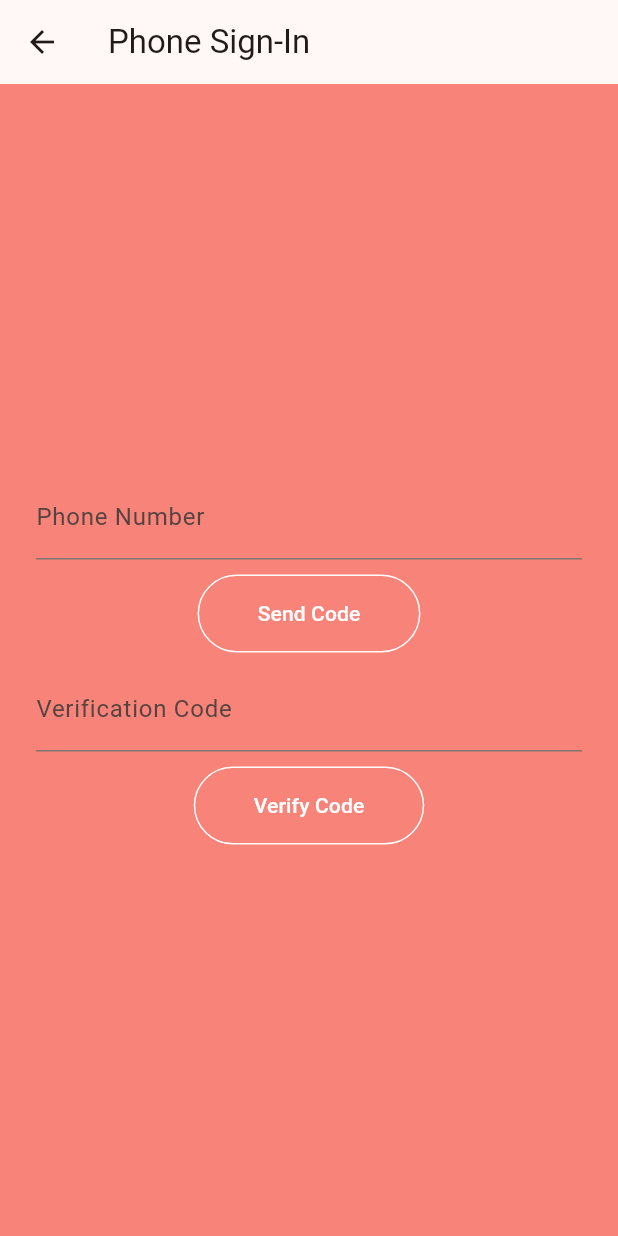
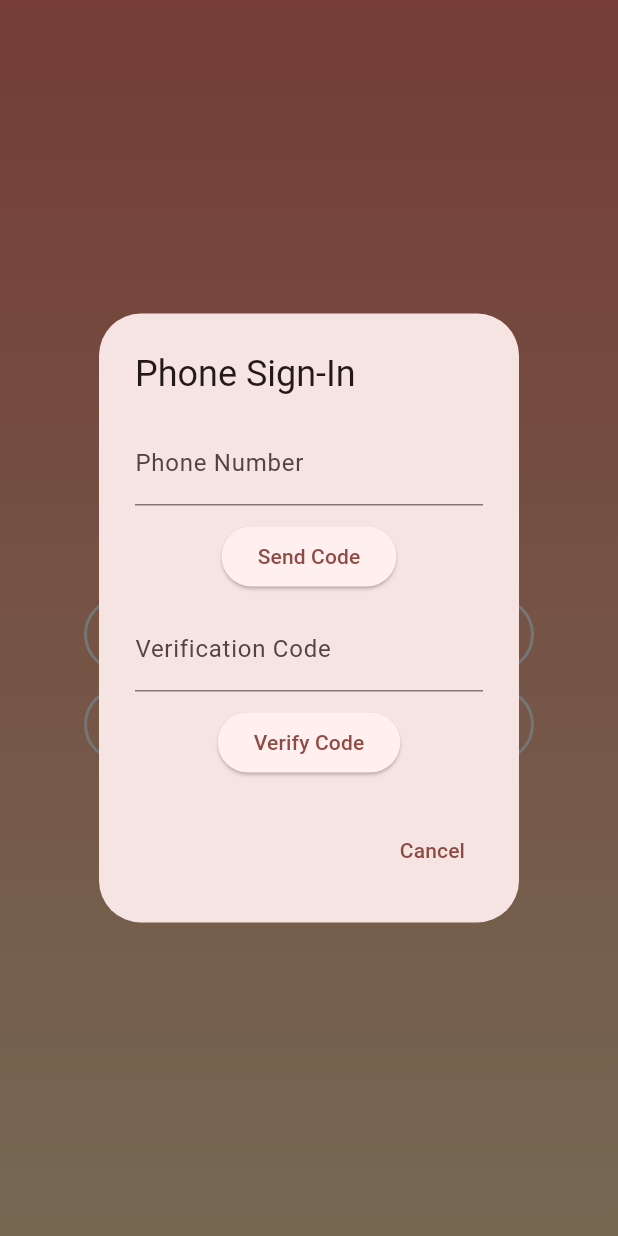
Before and after one commit to aitikirala/wingman_app, a Flutter app: the screen it shows after launch, after a tap on "Sign in with Phone Number", on a phone screen of 412 x 824 dp. Run offline on Flutter 3.47's test engine with Material 3 defaults, Android fonts, the phone set to English and light mode, and no system bars; our stand-ins replace cloud_firestore, firebase_auth, firebase_core, geolocator, google_maps_flutter, google_sign_in and 1 more; missing offline and left inert: flutter_google_places, google_maps_webservice; accounts and stored records are empty.

Commit message:
better phone sign in verification

```diff
--- a/lib/pages/login/first_screen.dart
+++ b/lib/pages/login/first_screen.dart
@@ -105,20 +105,16 @@ class _FirstScreenState extends State<FirstScreen> {
           ),
         ),
         SizedBox(height: 10), // Space between buttons
-        // Sign in with Phone Number button with transparent background and white border
+        // Sign in with Phone Number button
         Container(
-          width: 300, // Same fixed width as Google button
-          height: 50, // Same fixed height as Google button
+          width: 300,
+          height: 50,
           decoration: BoxDecoration(
             borderRadius: BorderRadius.circular(30),
             border: Border.all(color: Colors.white, width: 2), // White border
           ),
           child: ElevatedButton.icon(
-            onPressed: () {
-              Navigator.of(context).push(
-                MaterialPageRoute(builder: (context) => PhoneSignInScreen()),
-              );
-            },
+            onPressed: _showPhoneSignInDialog,
             icon: Icon(Icons.phone, color: Colors.white), // Phone Icon
             label: Text('Sign in with Phone Number',
                 style: TextStyle(color: Colors.white)),
@@ -132,6 +128,119 @@ class _FirstScreenState extends State<FirstScreen> {
           ),
         ),
       ],
+    );
+  }
+
+  void _showPhoneSignInDialog() {
+    showDialog(
+      context: context,
+      builder: (BuildContext context) {
+        final TextEditingController phoneNumberController =
+            TextEditingController();
+        final TextEditingController smsCodeController = TextEditingController();
+        String? verificationId;
+
+        return StatefulBuilder(
+          builder: (BuildContext context, StateSetter setState) {
+            void sendCodeToPhoneNumber() async {
+              String phoneNumber = phoneNumberController.text.trim();
+              if (phoneNumber.isEmpty) {
+                ScaffoldMessenger.of(context).showSnackBar(
+                    SnackBar(content: Text('Please enter phone number')));
+                return;
+              }
+              await FirebaseAuth.instance.verifyPhoneNumber(
+                phoneNumber: phoneNumber,
+                verificationCompleted: (PhoneAuthCredential credential) async {
+                  await FirebaseAuth.instance.signInWithCredential(credential);
+                  Navigator.pop(context); // Close dialog on success
+                },
+                verificationFailed: (FirebaseAuthException e) {
+                  ScaffoldMessenger.of(context).showSnackBar(SnackBar(
+                      content: Text('Verification failed: ${e.message}')));
+                },
+                codeSent: (String vId, int? resendToken) {
+                  setState(() {
+                    verificationId = vId;
+                  });
+                  ScaffoldMessenger.of(context).showSnackBar(
+                      SnackBar(content: Text('Verification code sent')));
+                },
+                codeAutoRetrievalTimeout: (String vId) {
+                  verificationId = vId;
+                },
+              );
+            }
+
+            void signInWithPhoneNumber() async {
+              String smsCode = smsCodeController.text.trim();
+              if (verificationId == null) {
+                ScaffoldMessenger.of(context).showSnackBar(SnackBar(
+                    content: Text('Please request verification code first')));
+                return;
+              }
+              if (smsCode.isEmpty) {
+                ScaffoldMessenger.of(context).showSnackBar(
+                    SnackBar(content: Text('Please enter verification code')));
+                return;
+              }
+              try {
+                PhoneAuthCredential credential = PhoneAuthProvider.credential(
+                    verificationId: verificationId!, smsCode: smsCode);
+                await FirebaseAuth.instance.signInWithCredential(credential);
+                Navigator.pop(context); // Close dialog on success
+              } catch (e) {
+                ScaffoldMessenger.of(context).showSnackBar(SnackBar(
+                    content: Text('Failed to sign in: ${e.toString()}')));
+              }
+            }
+
+            return AlertDialog(
+              title: Text('Phone Sign-In'),
+              content: SingleChildScrollView(
+                child: Column(
+                  children: [
+                    TextField(
+                      controller: phoneNumberController,
+                      decoration: InputDecoration(
+                        labelText: 'Phone Number',
+                        hintText: '+1 123-456-7890',
+                      ),
+                      keyboardType: TextInputType.phone,
+                    ),
+                    SizedBox(height: 10),
+                    ElevatedButton(
+                      onPressed: sendCodeToPhoneNumber,
+                      child: Text('Send Code'),
+                    ),
+                    SizedBox(height: 10),
+                    TextField(
+                      controller: smsCodeController,
+                      decoration: InputDecoration(
+                        labelText: 'Verification Code',
+                      ),
+                      keyboardType: TextInputType.number,
+                    ),
+                    SizedBox(height: 10),
+                    ElevatedButton(
+                      onPressed: signInWithPhoneNumber,
+                      child: Text('Verify Code'),
+                    ),
+                  ],
+                ),
+              ),
+              actions: [
+                TextButton(
+                  onPressed: () {
+                    Navigator.pop(context); // Close dialog without action
+                  },
+                  child: Text('Cancel'),
+                ),
+              ],
+            );
+          },
+        );
+      },
     );
   }
 
--- a/lib/pages/login/phone_sign_in_screen.dart
+++ b/lib/pages/login/phone_sign_in_screen.dart
@@ -103,9 +103,6 @@ class _PhoneSignInScreenState extends State<PhoneSignInScreen> {
   @override
   Widget build(BuildContext context) {
     return Scaffold(
-      appBar: AppBar(
-        title: Text('Phone Sign-In'),
-      ),
       body: Center(
         child: SingleChildScrollView(
           child: Column(
```
